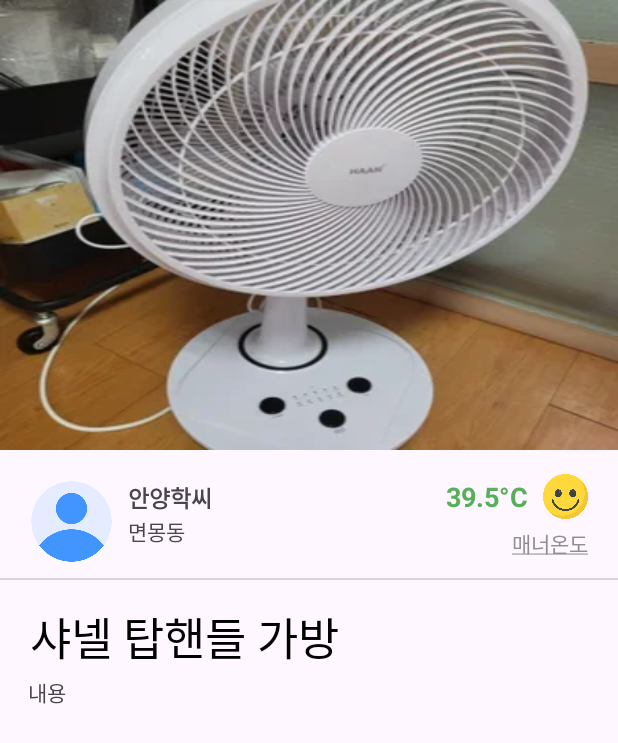
After one commit to AnJinHyuck/SpartaAppleMarket, an Android app: the layout activity_detail_page.xml on its own in the app's theme, with its tools: preview values and no code run, on a phone screen of 412 x 824 dp. The commit adds this screen. Shown: the top 743 px of the screen. Run offline under Robolectric (Android 15) with nearby library versions, the phone set to English and light mode, and no system bars.

Commit message:
디테일 페이지 오류 버전

```diff
--- a/app/build.gradle.kts
+++ b/app/build.gradle.kts
@@ -1,6 +1,7 @@
 plugins {
     alias(libs.plugins.androidApplication)
     alias(libs.plugins.jetbrainsKotlinAndroid)
+
 }
 
 android {
@@ -39,7 +40,7 @@ android {
 }
 
 dependencies {
-
+    implementation("de.hdodenhof:circleimageview:3.1.0")
     implementation(libs.androidx.core.ktx)
     implementation(libs.androidx.appcompat)
     implementation(libs.material)
--- a/app/src/main/AndroidManifest.xml
+++ b/app/src/main/AndroidManifest.xml
@@ -13,6 +13,9 @@
         android:theme="@style/Theme.SpartaAppleMarket"
         tools:targetApi="31">
         <activity
+            android:name=".DetailPageActivity"
+            android:exported="false" />
+        <activity
             android:name=".MainActivity"
             android:exported="true">
             <intent-filter>
--- /dev/null
+++ b/app/src/main/res/layout/activity_detail_page.xml
@@ -0,0 +1,110 @@
+<?xml version="1.0" encoding="utf-8"?>
+<androidx.constraintlayout.widget.ConstraintLayout xmlns:android="http://schemas.android.com/apk/res/android"
+    xmlns:app="http://schemas.android.com/apk/res-auto"
+    android:layout_width="match_parent"
+    android:layout_height="match_parent">
+
+    <ImageView
+        android:id="@+id/iv_itemImageInDetailPage"
+        android:layout_width="match_parent"
+        android:layout_height="wrap_content"
+        android:scaleType="fitXY"
+        android:src="@drawable/sample1"
+        app:layout_constraintEnd_toEndOf="parent"
+        app:layout_constraintStart_toStartOf="parent"
+        app:layout_constraintTop_toTopOf="parent" />
+
+    <de.hdodenhof.circleimageview.CircleImageView
+        android:id="@+id/iv_profile"
+        android:layout_width="55sp"
+        android:layout_height="55sp"
+        android:layout_marginLeft="20sp"
+        android:layout_marginTop="20sp"
+        android:src="@drawable/user"
+        app:layout_constraintStart_toStartOf="@+id/iv_itemImageInDetailPage"
+        app:layout_constraintTop_toBottomOf="@+id/iv_itemImageInDetailPage" />
+
+    <TextView
+        android:id="@+id/tv_seller"
+        android:layout_width="wrap_content"
+        android:layout_height="wrap_content"
+        android:layout_marginLeft="10sp"
+        android:text="안양학씨"
+        android:textSize="15sp"
+        android:textStyle="bold"
+        app:layout_constraintStart_toEndOf="@+id/iv_profile"
+        app:layout_constraintTop_toTopOf="@+id/iv_profile" />
+
+    <TextView
+        android:id="@+id/tv_locationInDetailPage"
+        android:layout_width="wrap_content"
+        android:layout_height="wrap_content"
+        android:text="면몽동"
+        app:layout_constraintStart_toStartOf="@+id/tv_seller"
+        app:layout_constraintTop_toBottomOf="@+id/tv_seller" />
+
+    <TextView
+        android:id="@+id/tv_mannerDegree"
+        android:layout_width="wrap_content"
+        android:layout_height="wrap_content"
+        android:layout_marginRight="60sp"
+        android:text="39.5°C"
+        android:textColor="#57AF5B"
+        android:textSize="18sp"
+        android:textStyle="bold"
+        app:layout_constraintBottom_toBottomOf="@+id/tv_seller"
+        app:layout_constraintEnd_toEndOf="parent" />
+
+    <ImageView
+        android:id="@+id/iv_smile"
+        android:layout_width="30sp"
+        android:layout_height="30sp"
+        android:layout_marginLeft="10sp"
+        android:src="@drawable/smile"
+        app:layout_constraintBottom_toBottomOf="@+id/tv_mannerDegree"
+        app:layout_constraintStart_toEndOf="@+id/tv_mannerDegree"
+        app:layout_constraintTop_toTopOf="@+id/tv_mannerDegree" />
+
+    <TextView
+        android:id="@+id/tv_mannerDegreeInfo"
+        android:layout_width="wrap_content"
+        android:layout_height="wrap_content"
+        android:layout_marginTop="5sp"
+        android:text="@string/manner_degree"
+        android:textColor="#8E8E8E"
+        app:layout_constraintEnd_toEndOf="@+id/iv_smile"
+        app:layout_constraintTop_toBottomOf="@+id/iv_smile" />
+
+    <View
+        android:id="@+id/line"
+        android:layout_width="match_parent"
+        android:layout_height="1dp"
+        android:layout_marginTop="10dp"
+        android:background="#D4D5D4"
+        app:layout_constraintLeft_toLeftOf="parent"
+        app:layout_constraintTop_toBottomOf="@+id/iv_profile" />
+
+    <TextView
+        android:id="@+id/tv_titleInDetailPage"
+        android:layout_width="wrap_content"
+        android:layout_height="wrap_content"
+        android:layout_marginTop="15sp"
+        android:text="샤넬 탑핸들 가방"
+        android:textSize="30sp"
+        android:textColor="@color/black"
+        app:layout_constraintStart_toStartOf="@+id/iv_profile"
+        app:layout_constraintTop_toBottomOf="@+id/line" />
+
+    <TextView
+        android:id="@+id/lv_itemDetail"
+        android:layout_width="395sp"
+        android:layout_height="wrap_content"
+        app:layout_constraintTop_toBottomOf="@+id/tv_titleInDetailPage"
+        app:layout_constraintStart_toStartOf="@id/tv_titleInDetailPage"
+        app:layout_constraintEnd_toEndOf="parent"
+        android:layout_marginTop="3sp"
+        android:scrollbars="vertical"
+        android:text="내용"/>
+
+
+</androidx.constraintlayout.widget.ConstraintLayout>
--- a/app/src/main/res/layout/activity_detailpage.xml
+++ /dev/null
@@ -1,6 +0,0 @@
-<?xml version="1.0" encoding="utf-8"?>
-<androidx.constraintlayout.widget.ConstraintLayout xmlns:android="http://schemas.android.com/apk/res/android"
-    android:layout_width="match_parent"
-    android:layout_height="match_parent">
-
-</androidx.constraintlayout.widget.ConstraintLayout>
--- a/app/src/main/res/values/strings.xml
+++ b/app/src/main/res/values/strings.xml
@@ -1,3 +1,4 @@
 <resources>
     <string name="app_name">SpartaAppleMarket</string>
+    <string name="manner_degree"><u>매너온도</u></string>
 </resources>
```
Also changed, not shown: app/src/main/java/com/example/myapplication/DetailPageActivity.kt (+21 -1 lines), app/src/main/java/com/example/myapplication/DetailPageAdapter.kt (added, +33 -0 lines), app/src/main/java/com/example/myapplication/MainActivity.kt (+15 -2 lines), app/src/main/java/com/example/myapplication/MyAdapter.kt (+34 -10 lines), app/src/main/res/drawable/smile.png (added), app/src/main/res/drawable/user.png (added).
